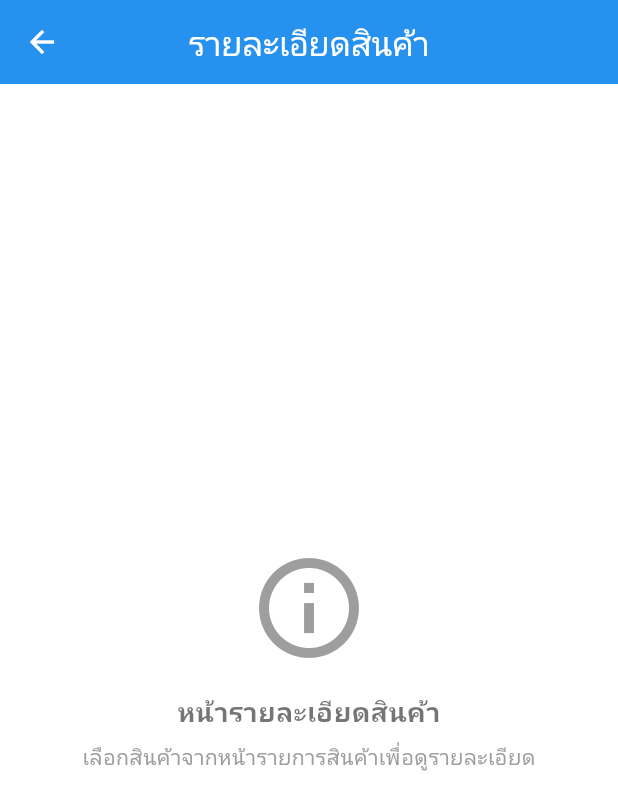
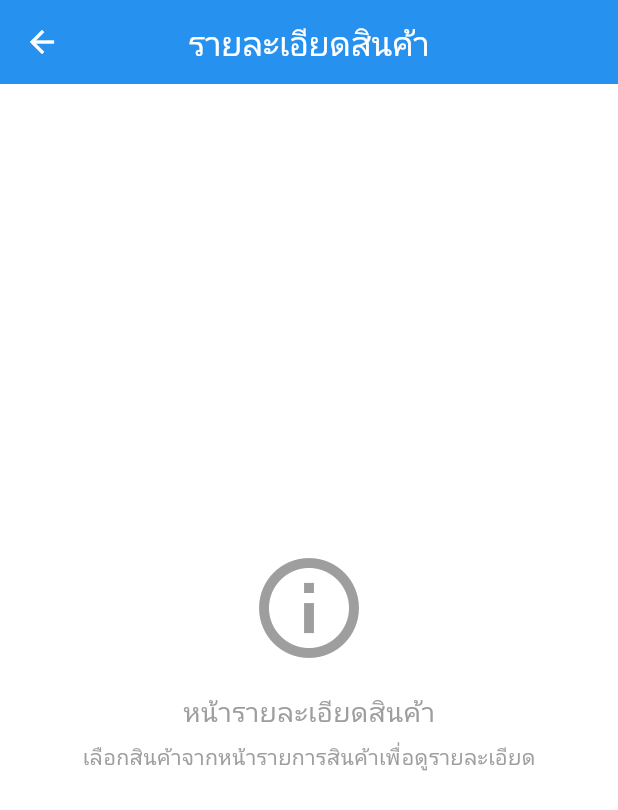
Before and after one commit to Non2412/Transaction_API, a Flutter app: the AboutScreen screen opened by its route, on a phone screen of 412 x 824 dp. Shown: the top 810 px of the screen. Run offline on Flutter 3.47's test engine with Material 3 defaults, Android fonts, the phone set to English and light mode, and no system bars; our stand-ins replace get, hive; accounts and stored records are empty.

Commit message:
Fix About

```diff
--- a/lib/screens/about_screen.dart
+++ b/lib/screens/about_screen.dart
@@ -181,7 +181,7 @@ class _AboutScreenState extends State<AboutScreen> {
                     'หน้ารายละเอียดสินค้า',
                     style: TextStyle(
                       fontSize: 18,
-                      fontWeight: FontWeight.bold,
+                      color: Colors.grey,
                     ),
                   ),
                   SizedBox(height: 8),
@@ -191,7 +191,6 @@ class _AboutScreenState extends State<AboutScreen> {
                       fontSize: 14,
                       color: Colors.grey,
                     ),
-                    textAlign: TextAlign.center,
                   ),
                 ],
               ),
```
